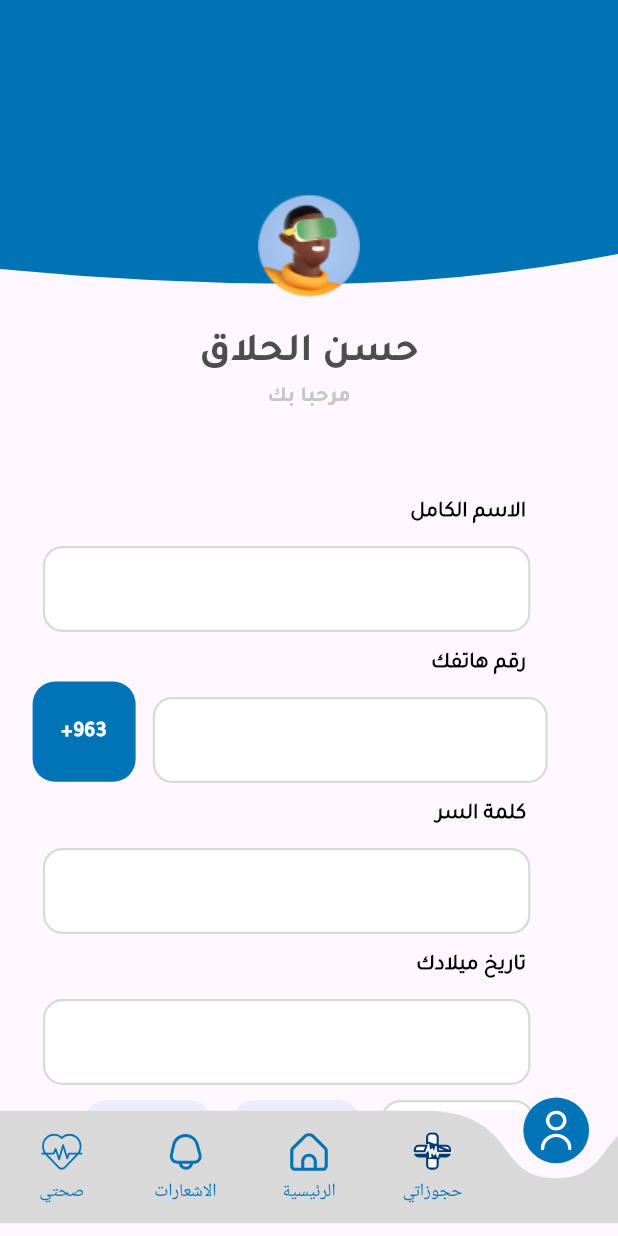
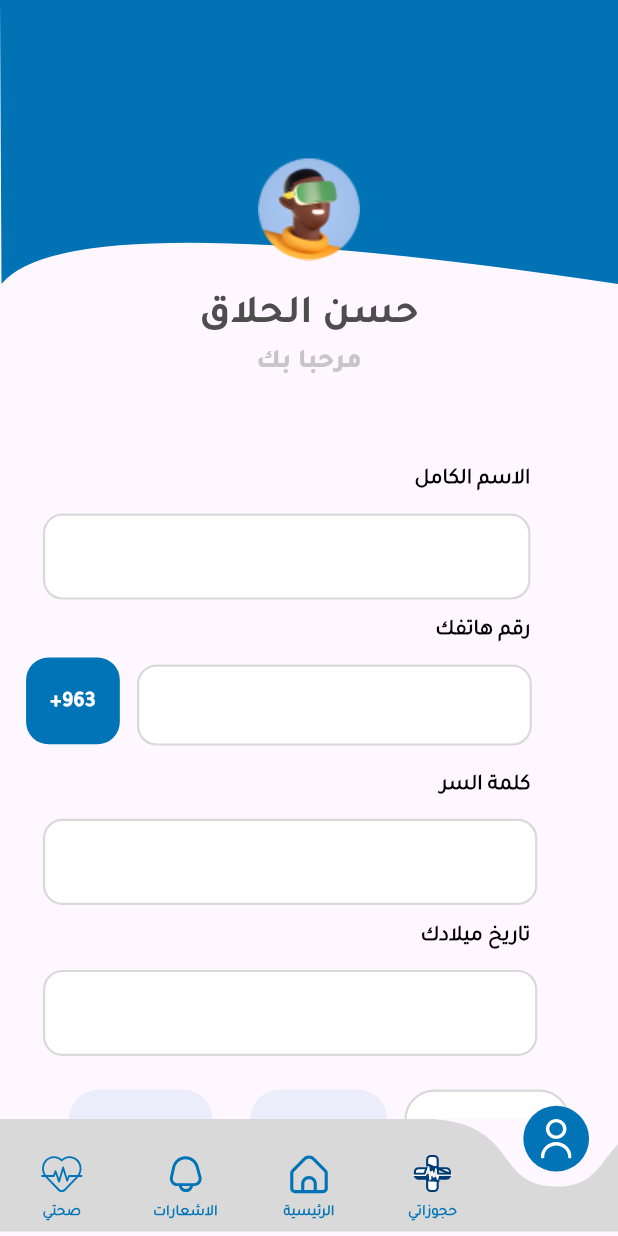
Before and after one commit to Mowaffik-Almaradne/Hakeem-App, a Flutter app: the MainBackGround screen opened directly, item 5 of the bottom bar chosen, on a phone screen of 412 x 824 dp. Run offline on Flutter 3.47's test engine with Material 3 defaults, Android fonts, the light colour scheme and no system bars; drawn by our look-alikes of curved_labeled_navigation_bar; our stand-ins replace bloc, equatable, flutter_screenutil, flutter_svg, google_fonts, internet_connection_checker and 2 more; project files that could hold a hidden picture were left out.

Commit message:
update ui

```diff
--- a/lib/app/my_app.dart
+++ b/lib/app/my_app.dart
@@ -6,7 +6,6 @@ import 'package:hosptel_app/router/app_router.dart';
 class MyApp extends StatelessWidget {
   MyApp({super.key});
   final AppRouter appRouter = AppRouter();
-
 
   @override
   Widget build(BuildContext context) {
--- a/lib/core/theme/them_app.dart
+++ b/lib/core/theme/them_app.dart
@@ -19,7 +19,6 @@ final appTheme = ThemeData(
       fontSize: AppFontSizeManger.s16,
       fontWeight: AppFontWeightManger.fontWeightRagularBold,
     ),
-
     displaySmall: GoogleFonts.tajawal(
       color: AppColorManger.white,
       fontSize: AppFontSizeManger.s10,
--- a/lib/core/widget/form_filed/main_form_filed.dart
+++ b/lib/core/widget/form_filed/main_form_filed.dart
@@ -8,7 +8,7 @@ import 'package:hosptel_app/core/resources/font_manger.dart';
 class MainTextFormFiled extends StatelessWidget {
   const MainTextFormFiled({
     super.key,
-     this.hintText,
+    this.hintText,
     required this.onChange,
     required this.textInputType,
     this.filedWidth,
@@ -51,7 +51,6 @@ class MainTextFormFiled extends StatelessWidget {
       child: Directionality(
         textDirection: TextDirection.rtl,
         child: TextFormField(
-
           obscureText: obscureText ?? false,
           textDirection: TextDirection.rtl,
           textInputAction: TextInputAction.next,
@@ -66,10 +65,10 @@ class MainTextFormFiled extends StatelessWidget {
               vertical: contentPaddingVertical ?? 12.h,
             ),
             hintStyle: TextStyle(
-              fontFamily: 'Tajawal',
+              fontFamily: AppFontFamily.tajawalRegular,
               fontSize: AppFontSizeManger.s13,
-              color: AppColorManger.black,
-              fontWeight: AppFontWeightManger.fontWeightRagular,
+              color: Colors.black,
+              fontWeight: FontWeight.w600,
             ),
             enabledBorder: outlineInputBorder(
               circular: 13,
--- a/lib/core/widget/main/back_ground_main/back_ground_main.dart
+++ b/lib/core/widget/main/back_ground_main/back_ground_main.dart
@@ -1,21 +1,24 @@
+// ignore_for_file: deprecated_member_use
+
 import 'package:flutter/material.dart';
 import 'package:hosptel_app/core/widget/main/nav_button_main/nav_button_main.dart';
 
 class MainBackGround extends StatelessWidget {
-  const MainBackGround({
-    super.key,
-    required this.mainBody,
-     this.appBar,
-  });
+  const MainBackGround(
+      {super.key, required this.mainBody, this.appBar, this.onWillPop});
   final Widget mainBody;
   final PreferredSizeWidget? appBar;
+  final Future<bool> Function()? onWillPop;
   @override
   Widget build(BuildContext context) {
-    return Scaffold(
-      appBar: appBar,
-      bottomNavigationBar: const MainButtonNavigation(),
-      body: SafeArea(
-        child: mainBody,
+    return WillPopScope(
+      onWillPop: onWillPop,
+      child: Scaffold(
+        appBar: appBar,
+        bottomNavigationBar: const MainButtonNavigation(),
+        body: SafeArea(
+          child: mainBody,
+        ),
       ),
     );
   }
--- /dev/null
+++ b/lib/core/widget/main/nav_button_main/helper/function_nave.dart
@@ -0,0 +1,53 @@
+
+import 'package:flutter/material.dart';
+import 'package:flutter_screenutil/flutter_screenutil.dart';
+import 'package:hosptel_app/core/resources/color_manger.dart';
+import 'package:hosptel_app/core/widget/main/nav_button_main/nav_button_main.dart';
+import 'package:hosptel_app/router/app_router.dart';
+//? function for padding word
+EdgeInsetsGeometry paddingWordUnSelected({required int index}) {
+  if (selectedIndex != index) {
+    return EdgeInsets.only(top: 15.h);
+  } else {
+    return const EdgeInsets.only(top: 0.0);
+  }
+}
+
+//? function for change color as soon as active :
+Color changeColorIconFun(int index) {
+  return selectedIndex == index
+      ? AppColorManger.white
+      : AppColorManger.primaryColor;
+}
+
+//? function for remove label text as soon as active :
+String removeLabelIconFun(int index, String labelWord) {
+  return selectedIndex == index ? '' : labelWord;
+}
+
+//? function for Routing Page :
+
+void routingNamePage(int index, BuildContext context) {
+  switch (index) {
+    case 0:
+      Navigator.pushReplacementNamed(
+          context, RouteNamedScreens.healthNameRoute);
+      break;
+    case 1:
+      Navigator.pushReplacementNamed(
+          context, RouteNamedScreens.notificationNameRoute);
+      break;
+    case 2:
+      Navigator.pushReplacementNamed(
+          context, RouteNamedScreens.homeScreenNameRoute);
+      break;
+    case 3:
+      Navigator.pushReplacementNamed(
+          context, RouteNamedScreens.reservationNameRoute);
+      break;
+    case 4:
+      Navigator.pushReplacementNamed(
+          context, RouteNamedScreens.profileNameRoute);
+      break;
+  }
+}
--- a/lib/core/widget/main/nav_button_main/nav_button_main.dart
+++ b/lib/core/widget/main/nav_button_main/nav_button_main.dart
@@ -1,12 +1,14 @@
+// ignore_for_file: deprecated_member_use
 import 'package:curved_labeled_navigation_bar/curved_navigation_bar.dart';
 import 'package:curved_labeled_navigation_bar/curved_navigation_bar_item.dart';
 import 'package:flutter/material.dart';
 import 'package:flutter_screenutil/flutter_screenutil.dart';
 import 'package:flutter_svg/svg.dart';
 import 'package:hosptel_app/core/resources/color_manger.dart';
+import 'package:hosptel_app/core/resources/font_manger.dart';
 import 'package:hosptel_app/core/resources/svg_manger.dart';
 import 'package:hosptel_app/core/resources/word_manger.dart';
-import 'package:hosptel_app/router/app_router.dart';
+import 'package:hosptel_app/core/widget/main/nav_button_main/helper/function_nave.dart';
 
 class MainButtonNavigation extends StatefulWidget {
   const MainButtonNavigation({super.key});
@@ -15,20 +17,34 @@ class MainButtonNavigation extends StatefulWidget {
   State<MainButtonNavigation> createState() => _MainButtonNavigationState();
 }
 
-int changeColorIcon = 2;
+int selectedIndex = 2;
 
 class _MainButtonNavigationState extends State<MainButtonNavigation> {
   @override
   Widget build(BuildContext context) {
-    return CurvedNavigationBar(
-      index: changeColorIcon,
+    return WillPopScope(
+      onWillPop: () async {
+        if (selectedIndex != 2) {
+          setState(() {
+            selectedIndex = 2;
+          });
+          routingNamePage(selectedIndex, context);
+          return false;
+        }
+        return true;
+      },
+      child: CurvedNavigationBar(
+        index: selectedIndex,
         backgroundColor: Colors.transparent,
         buttonBackgroundColor: AppColorManger.primaryColor,
         color: AppColorManger.grayNavButton,
         iconPadding: 17.w,
-      height: 75.h,
+        height: 70.h,
         items: [
           CurvedNavigationBarItem(
+            //? health Tap :
+            child: Padding(
+              padding: paddingWordUnSelected(index: 0),
               child: SvgPicture.asset(
                 AppSvgManger.iconHeart,
                 width: 25.w,
@@ -38,12 +54,18 @@ class _MainButtonNavigationState extends State<MainButtonNavigation> {
                   BlendMode.srcIn,
                 ),
               ),
+            ),
             label: removeLabelIconFun(0, AppWordManger.health),
-          labelStyle: Theme.of(context).textTheme.labelMedium!.copyWith(
+            labelStyle: TextStyle(
+              fontFamily: AppFontFamily.tajawalRegular,
               color: AppColorManger.primaryColor,
+              fontSize: AppFontSizeManger.s9,
             ),
-        ),
+          ), //?
+          //? notification Tap :
           CurvedNavigationBarItem(
+            child: Padding(
+              padding: paddingWordUnSelected(index: 1),
               child: SvgPicture.asset(
                 AppSvgManger.iconNotification,
                 width: 25.w,
@@ -53,12 +75,18 @@ class _MainButtonNavigationState extends State<MainButtonNavigation> {
                   BlendMode.srcIn,
                 ),
               ),
+            ),
             label: removeLabelIconFun(1, AppWordManger.notification),
-          labelStyle: Theme.of(context).textTheme.labelMedium!.copyWith(
+            labelStyle: TextStyle(
+              fontFamily: AppFontFamily.tajawalRegular,
               color: AppColorManger.primaryColor,
+              fontSize: AppFontSizeManger.s9,
             ),
-        ),
+          ), //?
+          //? Home Tap
           CurvedNavigationBarItem(
+            child: Padding(
+              padding: paddingWordUnSelected(index: 2),
               child: SvgPicture.asset(
                 AppSvgManger.iconHome,
                 width: 25.w,
@@ -68,23 +96,36 @@ class _MainButtonNavigationState extends State<MainButtonNavigation> {
                   BlendMode.srcIn,
                 ),
               ),
+            ),
             label: removeLabelIconFun(2, AppWordManger.home),
-          labelStyle: Theme.of(context).textTheme.labelMedium!.copyWith(
+            labelStyle: TextStyle(
+              fontFamily: AppFontFamily.tajawalRegular,
               color: AppColorManger.primaryColor,
+              fontSize: AppFontSizeManger.s9,
             ),
-        ),
+          ), //?
+          //? Reservation Tap :
           CurvedNavigationBarItem(
+            child: Padding(
+              padding: paddingWordUnSelected(index: 3),
               child: SvgPicture.asset(
                 AppSvgManger.iconReserviation,
                 width: 25.w,
                 height: 25.h,
               ),
+            ),
             label: removeLabelIconFun(3, AppWordManger.reservition),
-          labelStyle: Theme.of(context).textTheme.labelMedium!.copyWith(
+            labelStyle: TextStyle(
+              fontFamily: AppFontFamily.tajawalRegular,
               color: AppColorManger.primaryColor,
+              fontSize: AppFontSizeManger.s9,
             ),
-        ),
+          ), //?
+
+          //? profile Tap :
           CurvedNavigationBarItem(
+            child: Padding(
+              padding: paddingWordUnSelected(index: 4),
               child: SvgPicture.asset(
                 AppSvgManger.iconProfile,
                 width: 25.w,
@@ -94,57 +135,24 @@ class _MainButtonNavigationState extends State<MainButtonNavigation> {
                   BlendMode.srcIn,
                 ),
               ),
+            ),
             label: removeLabelIconFun(4, AppWordManger.profile),
-          labelStyle: Theme.of(context).textTheme.labelMedium!.copyWith(
+            labelStyle: TextStyle(
+              fontFamily: AppFontFamily.tajawalRegular,
               color: AppColorManger.primaryColor,
+              fontSize: AppFontSizeManger.s9,
             ),
           ),
         ],
         onTap: (index) {
           setState(() {
-          changeColorIcon = index;
+            if (index != selectedIndex) {
+              selectedIndex = index;
+              routingNamePage(selectedIndex, context);
+            }
           });
-        routingNamePage(changeColorIcon, context);
         },
+      ),
     );
   }
 }
-
-//? function for change color as soon as active :
-Color changeColorIconFun(int index) {
-  return changeColorIcon == index
-      ? AppColorManger.white
-      : AppColorManger.primaryColor;
-}
-
-//? function for remove label text as soon as active :
-String removeLabelIconFun(int index, String labelWord) {
-  return changeColorIcon == index ? '' : labelWord;
-}
-
-//? function for Routing Page :
-
-void routingNamePage(int index, BuildContext context) {
-  switch (index) {
-    case 0:
-      Navigator.pushReplacementNamed(
-          context, RouteNamedScreens.healthNameRoute);
-      break;
-    case 1:
-      Navigator.pushReplacementNamed(
-          context, RouteNamedScreens.notificationNameRoute);
-      break;
-    case 2:
-      Navigator.pushReplacementNamed(
-          context, RouteNamedScreens.homeScreenNameRoute);
-      break;
-    case 3:
-      Navigator.pushReplacementNamed(
-          context, RouteNamedScreens.reservationNameRoute);
-      break;
-    case 4:
-      Navigator.pushReplacementNamed(
-          context, RouteNamedScreens.profileNameRoute);
-      break;
-  }
-}
--- a/lib/features/profile/presentation/widgets/chracter_number_widget.dart
+++ b/lib/core/widget/repeted/charater_city_widget.dart
@@ -5,24 +5,27 @@ import 'package:hosptel_app/core/resources/font_manger.dart';
 import 'package:hosptel_app/core/resources/word_manger.dart';
 import 'package:hosptel_app/core/widget/text_utiles/text_utile_widget.dart';
 
-class CharacterNumberWidget extends StatelessWidget {
-  const CharacterNumberWidget({super.key});
+class CharacterCityWidget extends StatelessWidget {
+  const CharacterCityWidget({super.key});
 
   @override
   Widget build(BuildContext context) {
     return Container(
-      width: 60.w,
-      height: 60.h,
-      padding: EdgeInsets.symmetric(vertical: 22.h),
+      padding: EdgeInsets.only(
+        top: 18.h,
+        bottom: 15.h,
+        left: 14.w,
+        right: 14.w,
+      ),
       alignment: Alignment.center,
       decoration: BoxDecoration(
         color: AppColorManger.primaryColor,
-        borderRadius: BorderRadius.circular(15),
+        borderRadius: BorderRadius.circular(13).w,
       ),
       child: TextUtiels(
         text: AppWordManger.characterCity,
+        color: AppColorManger.white,
         fontFamily: AppFontFamily.tajawalMedium,
-        color: AppColorManger.white,
         fontSize: AppFontSizeManger.s13,
       ),
     );
--- a/lib/core/widget/text_utiles/text_utile_widget.dart
+++ b/lib/core/widget/text_utiles/text_utile_widget.dart
@@ -4,13 +4,13 @@ class TextUtiels extends StatelessWidget {
   const TextUtiels({
     super.key,
     required this.text,
-
     required this.color,
     required this.fontSize,
     required this.fontFamily,
     this.textAlign,
     this.shadows,
     this.height,
+    this.fontWeight,
   });
   final String text;
   final String fontFamily;
@@ -18,6 +18,8 @@ class TextUtiels extends StatelessWidget {
   final double fontSize;
   final TextAlign? textAlign;
   final List<Shadow>? shadows;
+  final FontWeight? fontWeight;
+
   final double? height;
   @override
   Widget build(BuildContext context) {
@@ -30,6 +32,7 @@ class TextUtiels extends StatelessWidget {
         color: color,
         shadows: shadows,
         height: height,
+        fontWeight: fontWeight,
       ),
       overflow: TextOverflow.visible,
     );
--- a/lib/features/home/presentation/widgets/reservation_now_button_widget.dart
+++ b/lib/features/home/presentation/widgets/reservation_now_button_widget.dart
@@ -35,4 +35,5 @@ class ReservationNowButtonWidget extends StatelessWidget {
       ),
     );
   }
+
 }
--- a/lib/features/profile/presentation/helper/class_clipping_helper.dart
+++ b/lib/features/profile/presentation/helper/class_clipping_helper.dart
@@ -4,18 +4,20 @@ class ClippingClass extends CustomClipper<Path> {
   @override
   Path getClip(Size size) {
     var path = Path();
-    path.lineTo(0.0, size.height - 10);
+    path.lineTo(1, size.height);
     path.quadraticBezierTo(
-        size.width / 4, size.height, size.width / 2, size.height);
-    path.quadraticBezierTo(size.width - (size.width / 4), size.height,
-        size.width, size.height - 20);
-    path.quadraticBezierTo(size.width - (size.width / 4), size.height,
-        size.width, size.height - 20);
-    path.lineTo(size.width, 0.0);
-    path.close();
+      size.width * 0.11,
+      size.height - 55,
+      size.width,
+      size.height,
+    );
+    path.quadraticBezierTo(
+        size.width * 0.25, size.height - 40, size.width, size.height);
+    path.lineTo(size.width, 0);
+
     return path;
   }
 
   @override
-  bool shouldReclip(CustomClipper<Path> oldClipper) => false;
+  bool shouldReclip(CustomClipper<Path> oldClipper) => true;
 }
--- a/lib/features/profile/presentation/pages/profile_page.dart
+++ b/lib/features/profile/presentation/pages/profile_page.dart
@@ -7,9 +7,9 @@ import 'package:hosptel_app/core/resources/word_manger.dart';
 import 'package:hosptel_app/core/widget/button/main_elevated_button.dart';
 import 'package:hosptel_app/core/widget/form_filed/main_form_filed.dart';
 import 'package:hosptel_app/core/widget/main/back_ground_main/back_ground_main.dart';
+import 'package:hosptel_app/core/widget/repeted/charater_city_widget.dart';
 import 'package:hosptel_app/core/widget/text_utiles/text_utile_widget.dart';
 import 'package:hosptel_app/features/profile/presentation/helper/class_clipping_helper.dart';
-import 'package:hosptel_app/features/profile/presentation/widgets/chracter_number_widget.dart';
 import 'package:hosptel_app/features/profile/presentation/widgets/gender_back_widget.dart';
 import 'package:hosptel_app/features/profile/presentation/widgets/label_text_form_filed.dart';
 import 'package:hosptel_app/features/profile/presentation/widgets/label_type_gender_widget.dart';
@@ -36,7 +36,7 @@ class ProfilePage extends StatelessWidget {
                   ),
                 ),
                 Positioned(
-                  bottom: -27.h,
+                  bottom: -5.h,
                   child: Image.asset(
                     width: 100.w,
                     height: 100.h,
@@ -45,7 +45,7 @@ class ProfilePage extends StatelessWidget {
                 ),
               ],
             ),
-            SizedBox(height: 25.h),
+            SizedBox(height: 2.h),
             TextUtiels(
               text: 'حسن الحلاق',
               fontFamily: AppFontFamily.tajawalBold,
@@ -54,9 +54,10 @@ class ProfilePage extends StatelessWidget {
             ),
             TextUtiels(
               text: AppWordManger.welcome,
-              fontFamily: AppFontFamily.tajawalBold,
+              fontFamily: AppFontFamily.extraBold,
               color: AppColorManger.textlight,
-              fontSize: AppFontSizeManger.s13,
+              fontSize: AppFontSizeManger.s16,
+              fontWeight: AppFontWeightManger.fontWeight800,
             ),
             //? filed privat name :
             const LabelTextFormFiled(
@@ -87,12 +88,13 @@ class ProfilePage extends StatelessWidget {
             Row(
               mainAxisAlignment: MainAxisAlignment.center,
               children: [
-                const CharacterNumberWidget(),
+                const CharacterCityWidget(),
                 Padding(
                   padding: EdgeInsets.only(
                     top: 10.h,
                     left: 10.w,
-                    right: 22.w,
+                    right: 35.w,
+                    bottom: 5.h,
                   ),
                   child: MainTextFormFiled(
                     filedWidth: 230.w,
@@ -101,8 +103,8 @@ class ProfilePage extends StatelessWidget {
                     fillColor: AppColorManger.white,
                     borderColor: AppColorManger.borderColor,
                     borderWidht: 1.3.w,
-                    contentPaddingVertical: 15.h,
-                    contentPaddingHorizontal: 27.w,
+                    contentPaddingVertical: 13.5.h,
+                    contentPaddingHorizontal: 30.w,
                   ),
                 ),
               ],
@@ -115,7 +117,7 @@ class ProfilePage extends StatelessWidget {
             Padding(
               padding: EdgeInsets.only(
                 left: 25.w,
-                right: 51.w,
+                right: 47.w,
                 top: 10.h,
               ),
               child: MainTextFormFiled(
@@ -137,9 +139,9 @@ class ProfilePage extends StatelessWidget {
             Padding(
               padding: EdgeInsets.only(
                 left: 25.w,
-                right: 51.w,
+                right: 47.w,
                 top: 10.h,
-                bottom: 9.h,
+                bottom: 20.h,
               ),
               child: MainTextFormFiled(
                 obscureText: true,
@@ -156,13 +158,10 @@ class ProfilePage extends StatelessWidget {
             Row(
               mainAxisAlignment: MainAxisAlignment.center,
               children: [
-                const GenderBackWidget(
-                  text: AppWordManger.fmeal,
-                ),
                 GenderBackWidget(
-                  text: AppWordManger.meal,
+                  texts: const [AppWordManger.fmeal, AppWordManger.meal],
                   marginleft: 12.w,
-                  marginRight: 12.w,
+                  marginRight: 10.w,
                 ),
                 const LabelTypeGenderWidget(),
               ],
@@ -170,8 +169,9 @@ class ProfilePage extends StatelessWidget {
             SizedBox(height: 33.h),
             //? button save info :
             MainElevatedButton(
-              heightButton: 50.h,
-              widthButton: 154.w,
+              verticalPadding: 15.h,
+              horizontalPadding: 65.w,
+              raduiseBorder: 18,
               text: AppWordManger.save,
               backgroundColor: AppColorManger.secoundryColor,
               textColor: AppColorManger.white,
--- a/lib/features/profile/presentation/widgets/gender_back_widget.dart
+++ b/lib/features/profile/presentation/widgets/gender_back_widget.dart
@@ -6,12 +6,13 @@ import 'package:hosptel_app/core/widget/text_utiles/text_utile_widget.dart';
 
 class GenderBackWidget extends StatefulWidget {
   const GenderBackWidget({
-    super.key,
-    required this.text,
+    Key? key,
+    required this.texts,
     this.marginleft,
     this.marginRight,
-  });
-  final String text;
+  }) : super(key: key);
+
+  final List<String> texts;
   final double? marginleft;
   final double? marginRight;
 
@@ -19,36 +20,44 @@ class GenderBackWidget extends StatefulWidget {
   State<GenderBackWidget> createState() => _GenderBackWidgetState();
 }
 
-bool changeBackGroundColor = false;
+int selectIndex = -1;
 
 class _GenderBackWidgetState extends State<GenderBackWidget> {
   @override
   Widget build(BuildContext context) {
+    return Wrap(
+      direction: Axis.horizontal,
+      //? list for choose gender :
+      children: List.generate(widget.texts.length, (index) {
         return GestureDetector(
           onTap: () {
             setState(() {
-          changeBackGroundColor = !changeBackGroundColor;
+              selectIndex = index;
             });
           },
           child: Container(
-        width: 74.5.w,
-        height: 50.h,
+            padding: EdgeInsets.symmetric(horizontal: 30.w, vertical: 18.h),
             margin: EdgeInsets.only(
-            left: widget.marginleft ?? 0.0, right: widget.marginRight ?? 0.0),
+              left: widget.marginleft ?? 0.0,
+              right: widget.marginRight ?? 0.0,
+            ),
             alignment: Alignment.center,
             decoration: BoxDecoration(
-          color: changeBackGroundColor
+              color: selectIndex == index
                   ? AppColorManger.primaryColor
                   : AppColorManger.backGroundColorGender,
-          borderRadius: BorderRadius.circular(15),
+              borderRadius: BorderRadius.circular(18.r),
             ),
+            //? pass text gender :
             child: TextUtiels(
               fontFamily: AppFontFamily.tajawalRegular,
-          text: widget.text,
+              text: widget.texts[index],
               color: AppColorManger.white,
               fontSize: AppFontSizeManger.s16,
             ),
           ),
         );
+      }),
+    );
   }
 }
--- a/lib/features/profile/presentation/widgets/label_text_form_filed.dart
+++ b/lib/features/profile/presentation/widgets/label_text_form_filed.dart
@@ -16,7 +16,7 @@ class LabelTextFormFiled extends StatelessWidget {
   Widget build(BuildContext context) {
     return Container(
       alignment: Alignment.bottomRight,
-      padding: EdgeInsets.only(top: paddingTop.h, right: 55.sp),
+      padding: EdgeInsets.only(top: paddingTop.h, right: 51.w),
       child: TextUtiels(
         fontFamily: AppFontFamily.tajawalRegular,
         text: text,
--- a/lib/features/profile/presentation/widgets/label_type_gender_widget.dart
+++ b/lib/features/profile/presentation/widgets/label_type_gender_widget.dart
@@ -12,21 +12,20 @@ class LabelTypeGenderWidget extends StatelessWidget {
   Widget build(BuildContext context) {
     return Container(
       alignment: Alignment.center,
-      width: 89.w,
-      height: 50.h,
+      padding: EdgeInsets.symmetric(horizontal: 25.5.w, vertical: 18.h),
       decoration: BoxDecoration(
         border: Border.all(
           color: AppColorManger.grayNavButton,
           width: 1.5,
         ),
-        borderRadius: BorderRadius.circular(13),
+        borderRadius: BorderRadius.all(Radius.circular(18.r)),
         color: AppColorManger.white,
       ),
       child: TextUtiels(
         text: AppWordManger.gander,
         fontFamily: AppFontFamily.tajawalBold,
         color: AppColorManger.black,
-        fontSize: AppFontSizeManger.s13,
+        fontSize: AppFontSizeManger.s14,
       ),
     );
   }
--- a/lib/main.dart
+++ b/lib/main.dart
@@ -1,5 +1,6 @@
 import 'package:flutter/material.dart';
 import 'package:hosptel_app/app/my_app.dart';
+
 void main() async {
   WidgetsFlutterBinding.ensureInitialized();
   runApp(MyApp());
```
Also changed, not shown: lib/core/widget/button/main_elevated_button.dart (+14 -19 lines), lib/core/widget/form_filed/text_form_filed_pasword_widget.dart (+8 -8 lines), lib/features/auth/presentation/widget/bottome_sheet_widget.dart (+24 -18 lines), lib/features/intro/presentation/page/intro_page.dart (+32 -26 lines). Lines whose indentation alone changed are shown as unchanged.
